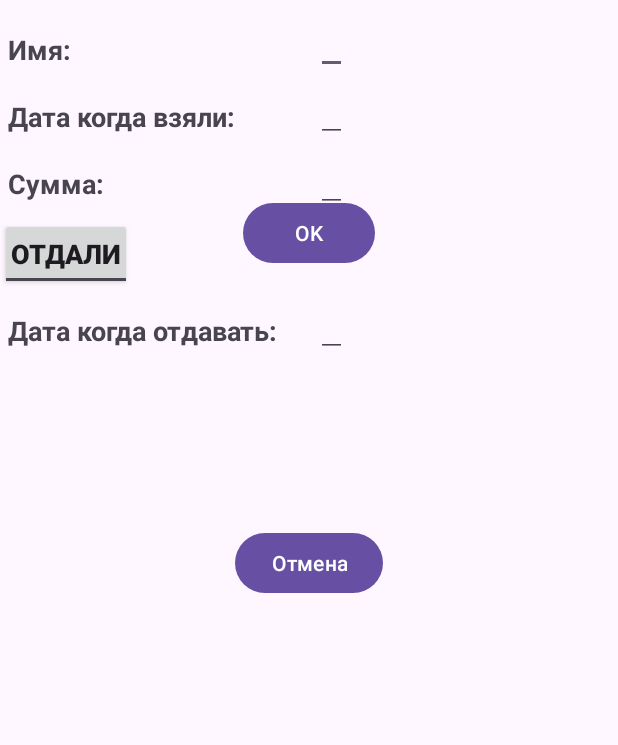
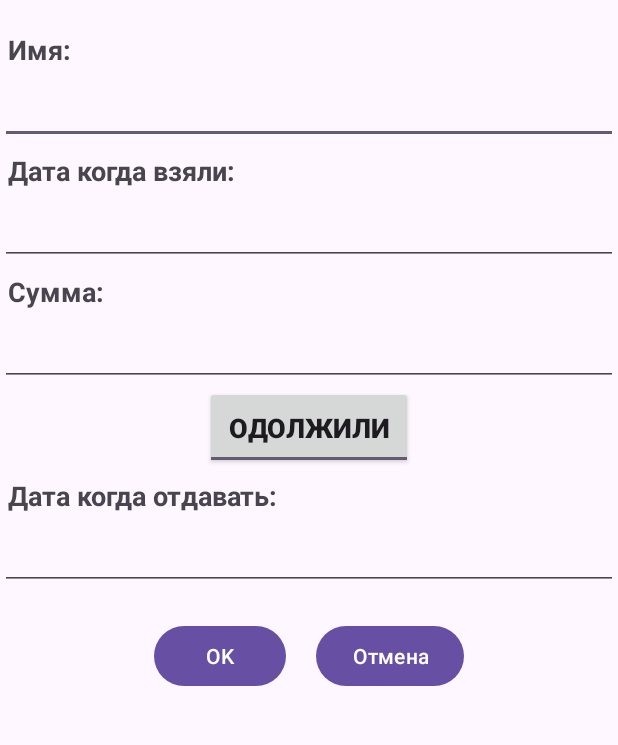
Before and after one commit to myfenix92/MoneyDebtor, an Android app: the EditActivity screen opened directly, with no data from a screen before it, on a phone screen of 412 x 824 dp, the part 96-841 px from its top. Run offline under Robolectric (Android 15) with nearby library versions, the phone set to English and light mode, and no system bars.

Commit message:
add datepickerdialog, change edit layout

```diff
--- a/app/src/main/java/com/hfad/moneydebtor/DetailActivity.java
+++ b/app/src/main/java/com/hfad/moneydebtor/DetailActivity.java
@@ -2,7 +2,9 @@ package com.hfad.moneydebtor;
 
 import androidx.appcompat.app.AppCompatActivity;
 
+import android.content.Intent;
 import android.os.Bundle;
+import android.view.View;
 
 public class DetailActivity extends AppCompatActivity {
 
@@ -11,4 +13,9 @@ public class DetailActivity extends AppCompatActivity {
         super.onCreate(savedInstanceState);
         setContentView(R.layout.activity_detail);
     }
+
+    public void addNewUser(View view) {
+        Intent intent = new Intent(this, EditActivity.class);
+        startActivity(intent);
+    }
 }
--- a/app/src/main/java/com/hfad/moneydebtor/EditActivity.java
+++ b/app/src/main/java/com/hfad/moneydebtor/EditActivity.java
@@ -2,13 +2,80 @@ package com.hfad.moneydebtor;
 
 import androidx.appcompat.app.AppCompatActivity;
 
+import android.app.DatePickerDialog;
 import android.os.Bundle;
+import android.view.View;
+import android.widget.DatePicker;
+import android.widget.EditText;
+import android.widget.Toast;
+
+import java.text.SimpleDateFormat;
+import java.util.Calendar;
+import java.util.Locale;
 
 public class EditActivity extends AppCompatActivity {
-
+    final Calendar myCalendar = Calendar.getInstance();
+    EditText dateTake;
+    EditText dateGive;
     @Override
     protected void onCreate(Bundle savedInstanceState) {
         super.onCreate(savedInstanceState);
         setContentView(R.layout.activity_edit);
+        dateTake = (EditText) findViewById(R.id.edit_date_take);
+        dateGive = (EditText) findViewById(R.id.edit_date_give);
+        DatePickerDialog.OnDateSetListener dateTakeDialog = new DatePickerDialog.OnDateSetListener() {
+            @Override
+            public void onDateSet(DatePicker view, int year, int month, int day) {
+                myCalendar.set(Calendar.YEAR, year);
+                myCalendar.set(Calendar.MONTH,month);
+                myCalendar.set(Calendar.DAY_OF_MONTH,day);
+                setDateTake();
+            }
+        };
+
+        DatePickerDialog.OnDateSetListener dateGiveDialog = new DatePickerDialog.OnDateSetListener() {
+            @Override
+            public void onDateSet(DatePicker view, int year, int month, int day) {
+                myCalendar.set(Calendar.YEAR, year);
+                myCalendar.set(Calendar.MONTH,month);
+                myCalendar.set(Calendar.DAY_OF_MONTH,day);
+                setDateGive();
+            }
+        };
+
+        dateTake.setOnClickListener(new View.OnClickListener() {
+            @Override
+            public void onClick(View view) {
+                new DatePickerDialog(EditActivity.this, dateTakeDialog, myCalendar.get(Calendar.YEAR),
+                        myCalendar.get(Calendar.MONTH), myCalendar.get(Calendar.DAY_OF_MONTH)).show();
+            }
+        });
+
+        dateGive.setOnClickListener(new View.OnClickListener() {
+            @Override
+            public void onClick(View view) {
+                new DatePickerDialog(EditActivity.this, dateGiveDialog, myCalendar.get(Calendar.YEAR),
+                        myCalendar.get(Calendar.MONTH), myCalendar.get(Calendar.DAY_OF_MONTH)).show();
+            }
+        });
+
+
+    }
+
+    private void setDateTake(){
+        String myFormat="dd.MM.yyyy";
+        SimpleDateFormat dateFormat = new SimpleDateFormat(myFormat, Locale.US);
+        dateTake.setText(dateFormat.format(myCalendar.getTime()));
+    }
+
+    private void setDateGive(){
+        String myFormat="dd.MM.yyyy";
+        SimpleDateFormat dateFormat = new SimpleDateFormat(myFormat, Locale.US);
+        dateGive.setText(dateFormat.format(myCalendar.getTime()));
+    }
+
+    public void addNewRecord(View view) {
+        Toast.makeText(this, dateTake.getText(), Toast.LENGTH_SHORT).show();
+        Toast.makeText(this, dateGive.getText(), Toast.LENGTH_SHORT).show();
     }
 }
--- a/app/src/main/java/com/hfad/moneydebtor/MainActivity.java
+++ b/app/src/main/java/com/hfad/moneydebtor/MainActivity.java
@@ -2,7 +2,9 @@ package com.hfad.moneydebtor;
 
 import androidx.appcompat.app.AppCompatActivity;
 
+import android.content.Intent;
 import android.os.Bundle;
+import android.view.View;
 
 public class MainActivity extends AppCompatActivity {
 
@@ -11,4 +13,9 @@ public class MainActivity extends AppCompatActivity {
         super.onCreate(savedInstanceState);
         setContentView(R.layout.activity_main);
     }
+
+    public void addNewUser(View view) {
+        Intent intent = new Intent(this, DetailActivity.class);
+        startActivity(intent);
+    }
 }
--- a/app/src/main/res/layout/activity_detail.xml
+++ b/app/src/main/res/layout/activity_detail.xml
@@ -76,4 +76,15 @@
         android:orientation="vertical"
         app:layoutManager="androidx.recyclerview.widget.LinearLayoutManager" />
 
+    <com.google.android.material.floatingactionbutton.FloatingActionButton
+        android:id="@+id/add_new_user_fab"
+        android:layout_width="wrap_content"
+        android:layout_height="wrap_content"
+        android:layout_margin="16dp"
+        android:layout_gravity="end|bottom"
+        android:onClick="addNewUser"
+        app:tint="@color/white"
+        app:backgroundTint="@color/black"
+        android:src="@drawable/ic_add_white_24dp" />
+
 </androidx.coordinatorlayout.widget.CoordinatorLayout>
--- a/app/src/main/res/layout/activity_edit.xml
+++ b/app/src/main/res/layout/activity_edit.xml
@@ -1,9 +1,10 @@
 <?xml version="1.0" encoding="utf-8"?>
-<androidx.constraintlayout.widget.ConstraintLayout xmlns:android="http://schemas.android.com/apk/res/android"
+<LinearLayout xmlns:android="http://schemas.android.com/apk/res/android"
     xmlns:app="http://schemas.android.com/apk/res-auto"
     xmlns:tools="http://schemas.android.com/tools"
     android:layout_width="match_parent"
     android:layout_height="match_parent"
+    android:orientation="vertical"
     tools:context=".EditActivity">
 
     <include
@@ -18,115 +19,97 @@
         android:padding="5dp"
         android:text="Имя:"
         android:textSize="18sp"
-        android:textStyle="bold"
-        app:layout_constraintStart_toStartOf="parent"
-        app:layout_constraintTop_toBottomOf="@+id/toolbar" />
+        android:textStyle="bold" />
 
     <EditText
         android:id="@+id/edit_name"
-        android:layout_width="wrap_content"
+        android:layout_width="match_parent"
         android:layout_height="wrap_content"
-        android:layout_marginTop="68dp"
-        android:inputType="textCapWords|text"
-        app:layout_constraintEnd_toEndOf="@+id/edit_date_give"
-        app:layout_constraintStart_toStartOf="@+id/edit_date_give"
-        app:layout_constraintTop_toTopOf="parent" />
+        android:inputType="textCapWords|text" />
 
     <TextView
         android:id="@+id/textView2"
         android:layout_width="wrap_content"
         android:layout_height="wrap_content"
-        android:layout_marginTop="9dp"
         android:padding="5dp"
         android:text="Дата когда взяли:"
         android:textSize="18sp"
-        android:textStyle="bold"
-        app:layout_constraintStart_toStartOf="parent"
-        app:layout_constraintTop_toBottomOf="@+id/textView" />
+        android:textStyle="bold" />
 
     <EditText
         android:id="@+id/edit_date_take"
+        android:layout_width="match_parent"
+        android:layout_height="wrap_content"
+        android:clickable="false"
+        android:cursorVisible="false"
+        android:focusable="false"
+        android:focusableInTouchMode="false" />
+
+    <TextView
         android:layout_width="wrap_content"
         android:layout_height="wrap_content"
-        android:inputType="date"
-        app:layout_constraintStart_toStartOf="@+id/edit_name"
-        app:layout_constraintTop_toBottomOf="@+id/edit_name" />
-
-    <TextView
-        android:id="@+id/textView3"
-        android:layout_width="wrap_content"
-        android:layout_height="wrap_content"
-        android:layout_marginTop="9dp"
         android:padding="5dp"
         android:text="Сумма:"
         android:textSize="18sp"
-        android:textStyle="bold"
-        app:layout_constraintStart_toStartOf="parent"
-        app:layout_constraintTop_toBottomOf="@+id/textView2" />
+        android:textStyle="bold" />
 
     <EditText
         android:id="@+id/edit_summa"
-        android:layout_width="wrap_content"
+        android:layout_width="match_parent"
         android:layout_height="wrap_content"
-        android:layout_marginTop="1dp"
-        android:inputType="numberDecimal"
-        app:layout_constraintStart_toStartOf="@+id/edit_date_take"
-        app:layout_constraintTop_toBottomOf="@+id/edit_date_take" />
+        android:inputType="numberDecimal" />
 
     <ToggleButton
         android:id="@+id/switch_btn"
         android:layout_width="wrap_content"
         android:layout_height="wrap_content"
-        android:layout_marginTop="5dp"
-        android:padding="5dp"
+        android:layout_gravity="center"
+        android:padding="15dp"
         android:textOff="Отдали"
         android:textOn="Одолжили"
+        android:checked="true"
         android:textSize="18sp"
-        android:textStyle="bold"
-        app:layout_constraintStart_toStartOf="@+id/textView3"
-        app:layout_constraintTop_toBottomOf="@+id/textView3" />
+        android:textStyle="bold" />
 
     <TextView
-        android:id="@+id/textView4"
         android:layout_width="wrap_content"
         android:layout_height="wrap_content"
-        android:layout_marginTop="9dp"
         android:padding="5dp"
         android:text="Дата когда отдавать:"
         android:textSize="18sp"
-        android:textStyle="bold"
-        app:layout_constraintStart_toStartOf="parent"
-        app:layout_constraintTop_toBottomOf="@+id/switch_btn" />
+        android:textStyle="bold" />
 
     <EditText
         android:id="@+id/edit_date_give"
+        android:layout_width="match_parent"
+        android:layout_height="wrap_content"
+        android:clickable="false"
+        android:cursorVisible="false"
+        android:focusable="false"
+        android:focusableInTouchMode="false" />
+
+    <LinearLayout
         android:layout_width="wrap_content"
         android:layout_height="wrap_content"
-        android:layout_marginStart="20dp"
-        android:inputType="date"
-        app:layout_constraintBottom_toBottomOf="@+id/textView4"
-        app:layout_constraintStart_toEndOf="@+id/textView4" />
-
+        android:layout_margin="10dp"
+        android:orientation="horizontal"
+        android:layout_gravity="center_horizontal">
         <Button
             android:id="@+id/ok_btn"
             android:layout_width="wrap_content"
             android:layout_height="wrap_content"
-        android:layout_marginBottom="41dp"
-        android:text="OK"
-        app:layout_constraintBottom_toTopOf="@+id/cancel_btn"
-        app:layout_constraintEnd_toEndOf="parent"
-        app:layout_constraintStart_toStartOf="parent"
-        app:layout_constraintTop_toBottomOf="@+id/toolbar" />
+            android:layout_margin="10dp"
+            android:onClick="addNewRecord"
+            android:text="OK" />
 
         <Button
             android:id="@+id/cancel_btn"
             android:layout_width="wrap_content"
             android:layout_height="wrap_content"
-        android:layout_marginBottom="229dp"
-        android:text="Отмена"
-        app:layout_constraintBottom_toBottomOf="parent"
-        app:layout_constraintEnd_toEndOf="parent"
-        app:layout_constraintStart_toStartOf="parent"
-        app:layout_constraintTop_toBottomOf="@+id/ok_btn" />
+            android:layout_margin="10dp"
+            android:text="Отмена" />
+    </LinearLayout>
 
-</androidx.constraintlayout.widget.ConstraintLayout>
+
+
+</LinearLayout>
```
Lines whose indentation alone changed are shown as unchanged.
